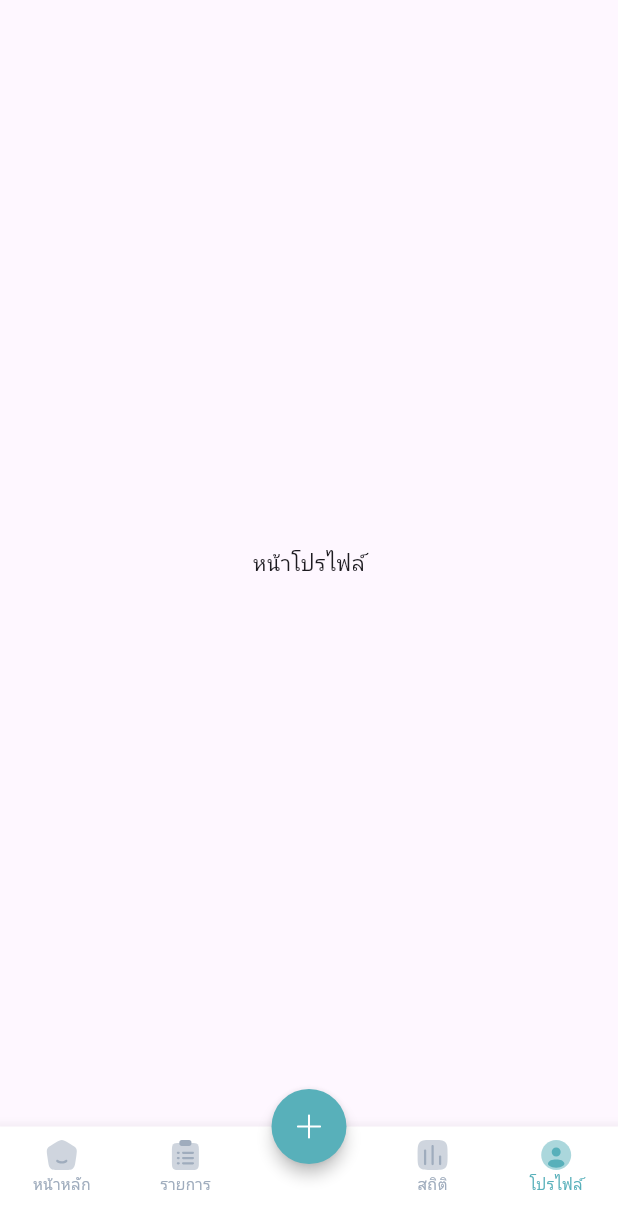
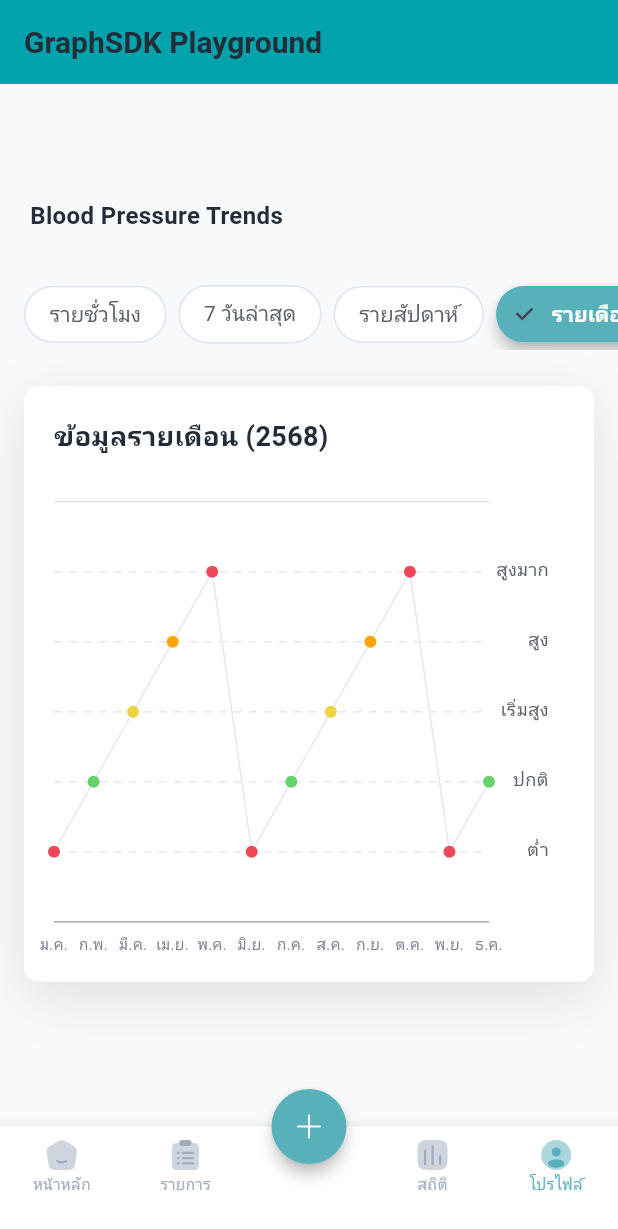
Before and after one commit to NutNaphop/Dun-Diary-Application, a Flutter app: the screen it shows after launch, item 5 of the bottom bar chosen, on a phone screen of 412 x 824 dp. Shown: the top 1229 px of the screen. Run offline on Flutter 3.47's test engine with Material 3 defaults, Android fonts, the light colour scheme and no system bars; our stand-ins replace another_flushbar, cloud_firestore, connectivity_plus, firebase_auth, firebase_core, flutter_svg and 4 more; missing offline and left inert: flutter_vision; accounts and stored records are empty; generated files the repository leaves out were written again; Roboto replaces fonts that are missing (NotoSanThai).

Commit message:
[ SPR-86evzpw2a ] Started to do Graph ( 80 % ) Progress

```diff
--- a/lib/feature/main/presentation/main_screen.dart
+++ b/lib/feature/main/presentation/main_screen.dart
@@ -3,6 +3,7 @@ import 'package:dun_diary_app/shared/constant/app_strings.dart';
 import 'package:dun_diary_app/shared/style/color.dart';
 import 'package:dun_diary_app/shared/style/dimension.dart';
 import 'package:dun_diary_app/shared/widgets/custom/text/text_widget.dart';
+import 'package:dun_diary_app/shared/widgets/ui/bp_graph_sdk/bp_graph_playground.dart';
 import 'package:dun_diary_app/shared/widgets/ui/calendar_sdk/calendar_playground_page.dart';
 import 'package:flutter/material.dart';
 import 'package:flutter_svg/flutter_svg.dart';
@@ -20,7 +21,7 @@ class MainScreen extends StatelessWidget {
     HistoryScreen(),
     Center(child: Text(AppStrings.main.addPage)),
     Center(child: CalendarPlaygroundPage()),
-    Center(child: Text(AppStrings.main.profilePage)),
+    Center(child: BpGraphPlayground()),
   ];
 
   @override
--- /dev/null
+++ b/lib/shared/widgets/ui/bp_graph_sdk/bp_graph_playground.dart
@@ -0,0 +1,195 @@
+import 'package:dun_diary_app/shared/style/color.dart';
+import 'package:dun_diary_app/shared/style/dimension.dart';
+import 'package:dun_diary_app/shared/widgets/custom/card/custom_card.dart';
+import 'package:dun_diary_app/shared/widgets/custom/text/text_widget.dart';
+import 'package:dun_diary_app/shared/widgets/ui/bp_graph_sdk/bp_graph_playground_viewmodel.dart';
+import 'package:dun_diary_app/shared/widgets/ui/bp_graph_sdk/bp_graph_sdk.dart';
+import 'package:flutter/material.dart';
+import 'package:provider/provider.dart';
+
+class BpGraphPlayground extends StatelessWidget {
+  const BpGraphPlayground({super.key});
+
+  @override
+  Widget build(BuildContext context) {
+    return ChangeNotifierProvider(
+      create: (_) => BpGraphPlaygroundViewModel(),
+      child: const _BpGraphPlaygroundView(),
+    );
+  }
+}
+
+class _BpGraphPlaygroundView extends StatelessWidget {
+  const _BpGraphPlaygroundView();
+
+  @override
+  Widget build(BuildContext context) {
+    final viewModel = context.watch<BpGraphPlaygroundViewModel>();
+
+    return Scaffold(
+      backgroundColor: const Color(0xFFF8F9FB), // สีพื้นหลังที่ดูนุ่มนวลขึ้น
+      appBar: AppBar(
+        title: const CustomText(
+          text: 'GraphSDK Playground',
+          fontSize: 20,
+          fontWeight: FontWeight.bold,
+        ),
+        backgroundColor: CustomColor.accentColor,
+        elevation: 0,
+        centerTitle: false,
+      ),
+      body: Center(
+        child: SingleChildScrollView(
+          physics: const BouncingScrollPhysics(),
+          child: Column(
+            crossAxisAlignment: CrossAxisAlignment.start,
+            children: [
+              // Header Section
+              Padding(
+                padding: const EdgeInsets.all(20),
+                child: Column(
+                  crossAxisAlignment: CrossAxisAlignment.start,
+                  children: [
+                    CustomText(
+                      text: "Blood Pressure Trends",
+                      fontSize: Dimension.fontSizes.h2,
+                      fontWeight: FontWeight.bold,
+                    ),
+                  ],
+                ),
+              ),
+
+              const SizedBox(height: 10),
+
+              // Modern Horizontal Filter Bar
+              SingleChildScrollView(
+                scrollDirection: Axis.horizontal,
+                padding: const EdgeInsets.symmetric(horizontal: 16),
+                physics: const BouncingScrollPhysics(),
+                child: Row(
+                  children: [
+                    _FilterButton(
+                      label: "รายชั่วโมง",
+                      isSelected:
+                          viewModel.selectedFilter == GraphFilterType.time,
+                      onPressed: () =>
+                          viewModel.setFilter(GraphFilterType.time),
+                    ),
+                    _FilterButton(
+                      label: "7 วันล่าสุด",
+                      isSelected:
+                          viewModel.selectedFilter == GraphFilterType.day,
+                      onPressed: () => viewModel.setFilter(GraphFilterType.day),
+                    ),
+                    _FilterButton(
+                      label: "รายสัปดาห์",
+                      isSelected:
+                          viewModel.selectedFilter == GraphFilterType.week,
+                      onPressed: () =>
+                          viewModel.setFilter(GraphFilterType.week),
+                    ),
+                    _FilterButton(
+                      label: "รายเดือน",
+                      isSelected:
+                          viewModel.selectedFilter == GraphFilterType.month,
+                      onPressed: () =>
+                          viewModel.setFilter(GraphFilterType.month),
+                    ),
+                    _FilterButton(
+                      label: "ไม่มีข้อมูล",
+                      isSelected:
+                          viewModel.selectedFilter == GraphFilterType.empty,
+                      onPressed: () =>
+                          viewModel.setFilter(GraphFilterType.empty),
+                    ),
+                  ],
+                ),
+              ),
+
+              const SizedBox(height: 24),
+
+              // Graph Card Section
+              Padding(
+                padding: const EdgeInsets.symmetric(horizontal: 16),
+                child: CustomCard(
+                  title: _getCardTitle(viewModel.selectedFilter),
+                  contentPadding: const EdgeInsets.all(20),
+                  content: Container(
+                    height: 320,
+                    width: double.infinity,
+                    padding: const EdgeInsets.only(top: 20, right: 10),
+                    child: BpGraphSdk(
+                      data: viewModel.currentData,
+                      onPointTap: (select) {
+                        print(select);
+                      },
+                    ),
+                  ),
+                ),
+              ),
+
+              const SizedBox(height: 40),
+            ],
+          ),
+        ),
+      ),
+    );
+  }
+
+  String _getCardTitle(GraphFilterType type) {
+    switch (type) {
+      case GraphFilterType.time:
+        return "ข้อมูลรายชั่วโมง";
+      case GraphFilterType.day:
+        return "ข้อมูล 7 วันล่าสุด";
+      case GraphFilterType.week:
+        return "ข้อมูลรายสัปดาห์";
+      case GraphFilterType.month:
+        return "ข้อมูลรายเดือน (2568)";
+      case GraphFilterType.empty:
+        return "ไม่มีข้อมูล";
+    }
+  }
+}
+
+class _FilterButton extends StatelessWidget {
+  final String label;
+  final bool isSelected;
+  final VoidCallback onPressed;
+
+  const _FilterButton({
+    required this.label,
+    required this.isSelected,
+    required this.onPressed,
+  });
+
+  @override
+  Widget build(BuildContext context) {
+    return Padding(
+      padding: const EdgeInsets.only(right: 8),
+      child: AnimatedContainer(
+        duration: const Duration(milliseconds: 200),
+        child: ChoiceChip(
+          label: CustomText(
+            text: label,
+            fontSize: 14,
+            fontWeight: isSelected ? FontWeight.bold : FontWeight.normal,
+            color: isSelected ? Colors.white : CustomColor.gray600,
+          ),
+          selected: isSelected,
+          onSelected: (_) => onPressed(),
+          selectedColor: CustomColor.primaryColor,
+          backgroundColor: Colors.white,
+          shape: RoundedRectangleBorder(
+            borderRadius: BorderRadius.circular(20),
+            side: BorderSide(
+              color: isSelected ? Colors.transparent : CustomColor.gray200,
+            ),
+          ),
+          elevation: isSelected ? 4 : 0,
+          pressElevation: 0,
+        ),
+      ),
+    );
+  }
+}
--- /dev/null
+++ b/lib/shared/widgets/ui/bp_graph_sdk/bp_graph_playground_viewmodel.dart
@@ -0,0 +1,56 @@
+import 'package:dun_diary_app/shared/widgets/ui/bp_graph_sdk/models/blood_pressure_graph_models.dart';
+import 'package:flutter/material.dart';
+
+enum GraphFilterType { time, day, week, month, empty }
+
+class BpGraphPlaygroundViewModel extends ChangeNotifier {
+  GraphFilterType _selectedFilter = GraphFilterType.month;
+  GraphFilterType get selectedFilter => _selectedFilter;
+
+  void setFilter(GraphFilterType filter) {
+    _selectedFilter = filter;
+    notifyListeners();
+  }
+
+  List<BloodPressureGraphData> get currentData {
+    switch (_selectedFilter) {
+      case GraphFilterType.time:
+        return [
+          BloodPressureGraphData(xLabel: '08:00', level: BloodPressureLevel.low, sourceData: 'T1'),
+          BloodPressureGraphData(xLabel: '09:00', level: BloodPressureLevel.normal, sourceData: 'T2'),
+          BloodPressureGraphData(xLabel: '10:00', level: BloodPressureLevel.preHigh, sourceData: 'T3'),
+          BloodPressureGraphData(xLabel: '11:00', level: BloodPressureLevel.high, sourceData: 'T4'),
+          BloodPressureGraphData(xLabel: '12:00', level: BloodPressureLevel.veryHigh, sourceData: 'T5'),
+        ];
+      case GraphFilterType.day:
+        return List.generate(7, (index) {
+          final levels = BloodPressureLevel.values;
+          return BloodPressureGraphData(
+            xLabel: '${index + 1}',
+            level: levels[index % levels.length],
+            sourceData: 'D${index + 1}',
+          );
+        });
+      case GraphFilterType.week:
+        final weeks = ['1-7', '8-14', '15-21', '22-28', '29-31', '1-7'];
+        return List.generate(6, (index) {
+          return BloodPressureGraphData(
+            xLabel: weeks[index],
+            level: BloodPressureLevel.values[index % 5],
+            sourceData: 'W${index + 1}',
+          );
+        });
+      case GraphFilterType.month:
+        final months = ['ม.ค.', 'ก.พ.', 'มี.ค.', 'เม.ย.', 'พ.ค.', 'มิ.ย.', 'ก.ค.', 'ส.ค.', 'ก.ย.', 'ต.ค.', 'พ.ย.', 'ธ.ค.'];
+        return List.generate(12, (index) {
+          return BloodPressureGraphData(
+            xLabel: months[index],
+            level: BloodPressureLevel.values[index % 5],
+            sourceData: 'M${index + 1}',
+          );
+        });
+      case GraphFilterType.empty:
+        return [];
+    }
+  }
+}
--- /dev/null
+++ b/lib/shared/widgets/ui/bp_graph_sdk/bp_graph_sdk.dart
@@ -0,0 +1,118 @@
+import 'package:dun_diary_app/shared/style/color.dart';
+import 'package:dun_diary_app/shared/style/dimension.dart';
+import 'package:dun_diary_app/shared/widgets/custom/text/text_widget.dart';
+import 'package:dun_diary_app/shared/widgets/ui/bp_graph_sdk/models/blood_pressure_graph_models.dart';
+import 'package:dun_diary_app/shared/widgets/ui/bp_graph_sdk/views/graph_line_painter.dart';
+import 'package:dun_diary_app/shared/widgets/ui/bp_graph_sdk/views/graph_grid_painter.dart';
+import 'package:flutter/material.dart';
+
+class BpGraphSdk extends StatelessWidget {
+  final List<BloodPressureGraphData> data;
+  final Function(BloodPressureGraphData)? onPointTap;
+
+  const BpGraphSdk({super.key, required this.data, this.onPointTap});
+
+  @override
+  Widget build(BuildContext context) {
+    return LayoutBuilder(
+      builder: (context, constraints) {
+        final maxWidth = constraints.maxWidth;
+        final maxHeight = constraints.maxHeight;
+
+        // Config
+        const yLabelWidth = 40.0;
+        const xLabelHeight = 20.0;
+
+        // พื้นที่กราฟจริง (หักขอบขวาและล่างออก)
+        final graphWidth = maxWidth - yLabelWidth;
+        final graphHeight = maxHeight - xLabelHeight;
+
+        final stepHeight = graphHeight / 6;
+        final stepWidth = data.length > 1
+            ? graphWidth / (data.length - 1)
+            : graphWidth / 2;
+
+        return SizedBox(
+          width: maxWidth,
+          height: maxHeight,
+          child: Stack(
+            clipBehavior: Clip.none,
+            children: [
+              // 1. Grid & Lines
+              Positioned(
+                top: 0,
+                left: 0,
+                width: graphWidth,
+                height: graphHeight,
+                child: CustomPaint(
+                  painter: GraphGridPainter(),
+                  foregroundPainter: data.isNotEmpty
+                      ? GraphLinePainter(data, CustomColor.gray200)
+                      : null,
+                ),
+              ),
+
+              // 2. Y-Axis Labels
+              for (int i = 0; i < 5; i++)
+                Positioned(
+                  right: 0,
+                  top: (graphHeight - ((i + 1) * stepHeight)) - 10,
+                  width: yLabelWidth,
+                  child: CustomText(
+                    text: BloodPressureLevel.values[i].label,
+                    fontSize: Dimension.fontSizes.rg,
+                    fontWeight: Dimension.fontWeights.regular,
+                    color: CustomColor.gray600,
+                    textAlign: TextAlign.right,
+                  ),
+                ),
+
+              // 3. X-Axis Labels
+              if (data.isNotEmpty)
+                for (int i = 0; i < data.length; i++)
+                  Positioned(
+                    left: ((data.length == 1 ? stepWidth : i * stepWidth)) - 20,
+                    top: graphHeight + 8,
+                    width: 40,
+                    child: CustomText(
+                      text: data[i].xLabel,
+                      fontSize: Dimension.fontSizes.esm,
+                      fontWeight: Dimension.fontWeights.regular,
+                      color: CustomColor.gray500,
+                      textAlign: TextAlign.center,
+                    ),
+                  ),
+
+              // 4. Interactive Dots
+              if (data.isNotEmpty)
+                for (int i = 0; i < data.length; i++) ...[
+                  Positioned(
+                    left:
+                        ((data.length == 1 ? stepWidth : i * stepWidth)) -
+                        4, // minus with half of size
+                    top:
+                        (graphHeight - ((data[i].level.index + 1) * stepHeight)) -
+                        4,
+                    child: GestureDetector(
+                      onTap: () => onPointTap?.call(data[i]),
+                      child: Container(
+                        width: 8,
+                        height: 8,
+                        decoration: BoxDecoration(
+                          color: data[i].level.color,
+                          shape: BoxShape.circle,
+                        ),
+                      ),
+                    ),
+                  ),
+                ],
+
+              if (data.isEmpty)
+                Positioned.fill(child: Center(child: Text("No have data"))),
+            ],
+          ),
+        );
+      },
+    );
+  }
+}
--- /dev/null
+++ b/lib/shared/widgets/ui/bp_graph_sdk/models/blood_pressure_graph_models.dart
@@ -0,0 +1,52 @@
+import 'package:dun_diary_app/shared/style/color.dart';
+import 'package:flutter/widgets.dart';
+
+enum BloodPressureLevel {
+  low,
+  normal,
+  preHigh,
+  high,
+  veryHigh;
+
+  String get label {
+    switch (this) {
+      case BloodPressureLevel.low:
+        return 'ต่ำ';
+      case BloodPressureLevel.normal:
+        return 'ปกติ';
+      case BloodPressureLevel.preHigh:
+        return 'เริ่มสูง';
+      case BloodPressureLevel.high:
+        return 'สูง';
+      case BloodPressureLevel.veryHigh:
+        return 'สูงมาก';
+    }
+  }
+
+  Color get color {
+    switch (this) {
+      case BloodPressureLevel.low:
+        return CustomColor.dangerColor;
+      case BloodPressureLevel.normal:
+        return CustomColor.successColor;
+      case BloodPressureLevel.preHigh:
+        return CustomColor.warningColor;
+      case BloodPressureLevel.high:
+        return CustomColor.quiteDangerColor;
+      case BloodPressureLevel.veryHigh:
+        return CustomColor.dangerColor;
+    }
+  }
+}
+
+class BloodPressureGraphData<T> {
+  final String xLabel;
+  final BloodPressureLevel level;
+  final T sourceData;
+
+  const BloodPressureGraphData({
+    required this.xLabel,
+    required this.level,
+    required this.sourceData,
+  });
+}
--- /dev/null
+++ b/lib/shared/widgets/ui/bp_graph_sdk/views/graph_grid_painter.dart
@@ -0,0 +1,52 @@
+import 'package:dun_diary_app/shared/style/color.dart';
+import 'package:flutter/material.dart';
+
+class GraphGridPainter extends CustomPainter {
+  @override
+  bool shouldRepaint(covariant CustomPainter oldDelegate) {
+    return false;
+  }
+
+  @override
+  void paint(Canvas canvas, Size size) {
+    final paint = Paint();
+    final stepHeight = size.height / 6;
+    paint.color = CustomColor.gray200;
+    paint.strokeWidth = 1;
+
+    for (int i = 0; i <= 6; i++) {
+      final y = size.height - (i * stepHeight);
+      final p1 = Offset(0, y);
+      final p2 = Offset(size.width, y);
+
+      if (i == 0){
+        paint.color = CustomColor.gray400;
+        paint.strokeWidth = 1.0;
+        canvas.drawLine(p1, p2, paint);
+      } else if (i == 6){
+        paint.color = CustomColor.gray200;
+        paint.strokeWidth = 1.0;
+        canvas.drawLine(p1, p2, paint);
+      } else{
+        paint.color = CustomColor.gray200;
+        paint.strokeWidth = 1.0;
+        _drawDashedLine(canvas, paint, p1, p2);
+      }
+    }
+  }
+
+  void _drawDashedLine(Canvas canvas, Paint paint, Offset p1, Offset p2) {
+    const dashWidth = 5.0;
+    const dashSpace = 5.0;
+    double startX = p1.dx;
+
+    while (startX < p2.dx) {
+      canvas.drawLine(
+        Offset(startX, p1.dy),
+        Offset(startX + dashWidth, p1.dy),
+        paint,
+      );
+      startX += dashWidth + dashSpace;
+    }
+  }
+}
--- /dev/null
+++ b/lib/shared/widgets/ui/bp_graph_sdk/views/graph_line_painter.dart
@@ -0,0 +1,45 @@
+import 'package:dun_diary_app/shared/widgets/ui/bp_graph_sdk/models/blood_pressure_graph_models.dart';
+import 'package:flutter/material.dart';
+
+class GraphLinePainter extends CustomPainter {
+  final List<BloodPressureGraphData> data;
+  final Color lineColor;
+
+  GraphLinePainter(this.data, this.lineColor);
+
+  @override
+  bool shouldRepaint(covariant CustomPainter oldDelegate) => true;
+
+  @override
+  void paint(Canvas canvas, Size size) {
+    if (data.isEmpty) return;
+
+    final paint = Paint()
+      ..color = lineColor
+      ..style = PaintingStyle.stroke
+      ..strokeWidth = 1.0;
+
+    final double stepWidth = data.length > 1
+        ? size.width / (data.length - 1)
+        : size.width / 2;
+
+    final double stepHeight = size.height / 6;
+
+    final path = Path();
+
+    for (int i = 0; i < data.length; i++) {
+      final double x = (data.length == 1) ? stepWidth : i * stepWidth;
+      final double y = size.height - ((data[i].level.index + 1)* stepHeight);
+
+      if (i == 0) {
+        path.moveTo(x, y);
+      } else {
+        path.lineTo(x, y);
+      }
+    }
+
+    if (data.length > 1) {
+      canvas.drawPath(path, paint);
+    }
+  }
+}
```
